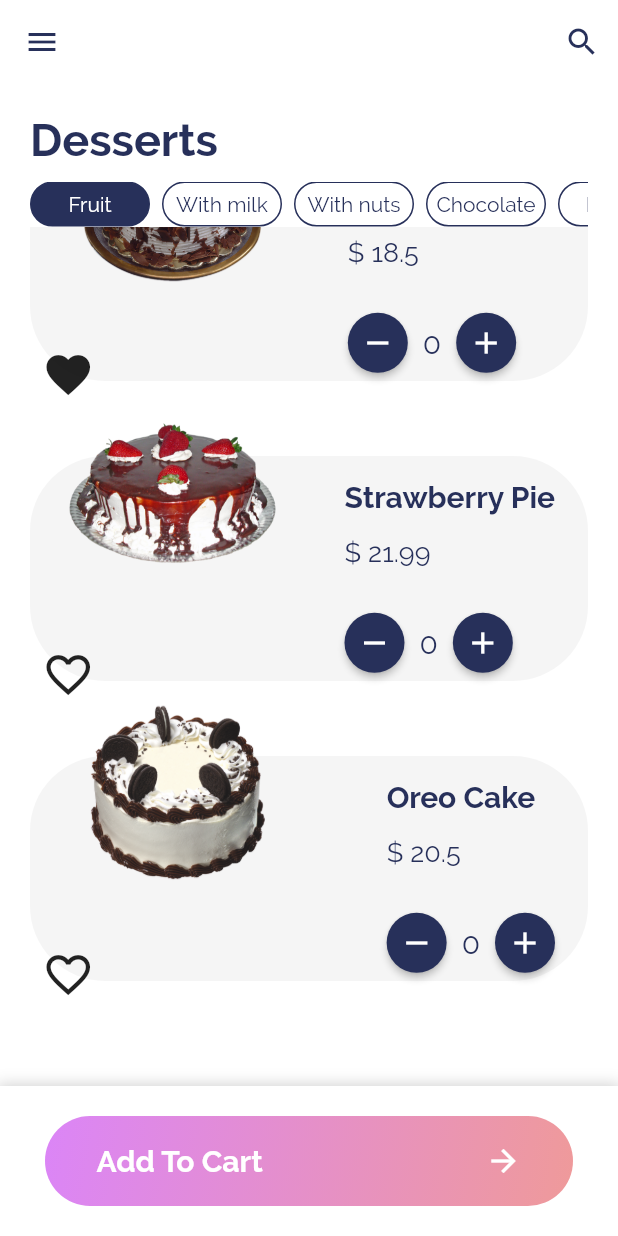
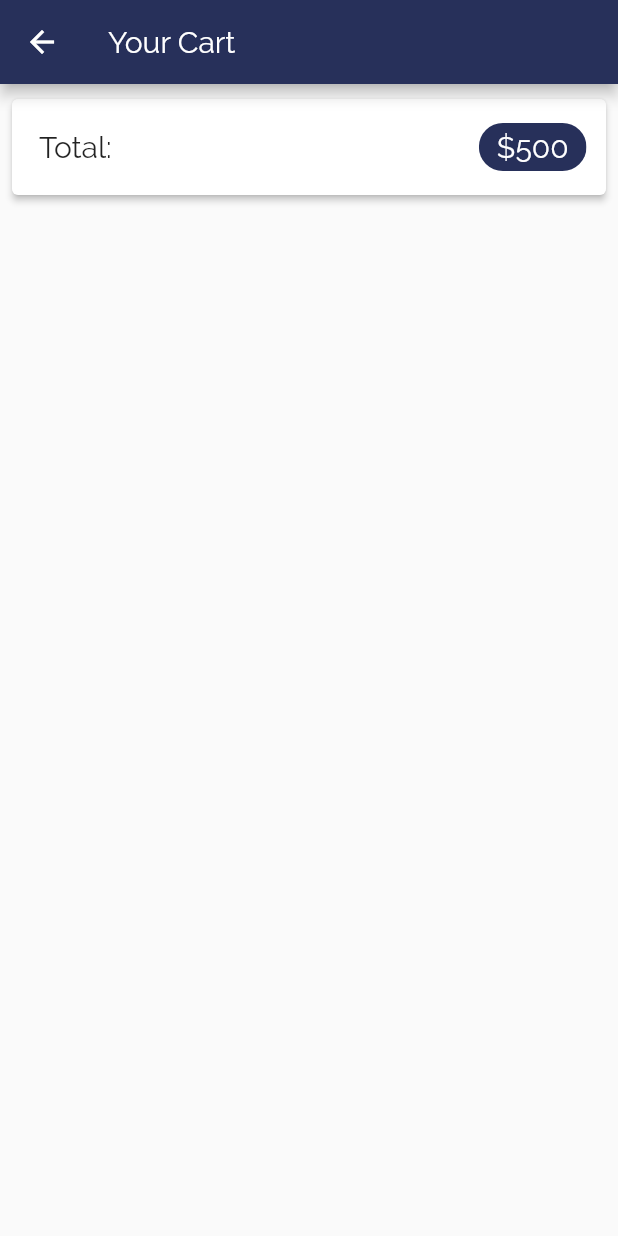
Before and after one commit to AlaaElsweedy/DessertsApp, a Flutter app: the screen it shows after launch, scrolled down 327 dp, after a tap on the "favorite outline" icon, after a tap on "Add To Cart", on a phone screen of 412 x 824 dp. Run offline on Flutter 3.47's test engine with Material 2 defaults, Android fonts, the phone set to English and light mode, and no system bars.

Commit message:
add drawer and favourite widget

```diff
--- a/lib/main.dart
+++ b/lib/main.dart
@@ -1,8 +1,11 @@
+import 'package:desserts_app/providers/cart_provider.dart';
 import 'package:desserts_app/providers/categories_provider.dart';
 import 'package:desserts_app/providers/product_provider.dart';
+import 'package:desserts_app/screens/cart_screen.dart';
 import 'package:desserts_app/screens/detail_screen.dart';
 import 'package:desserts_app/screens/home_screen.dart';
 import 'package:desserts_app/widgets/category_detail.dart';
+import 'package:desserts_app/widgets/favourits_widget.dart';
 import 'package:flutter/material.dart';
 import 'package:provider/provider.dart';
 
@@ -21,6 +24,9 @@ class MyApp extends StatelessWidget {
         ChangeNotifierProvider.value(
           value: CategoryList(),
         ),
+        ChangeNotifierProvider.value(
+          value: Cart(),
+        ),
       ],
       child: MaterialApp(
         debugShowCheckedModeBanner: false,
@@ -29,6 +35,8 @@ class MyApp extends StatelessWidget {
         routes: {
           DetailScreen.routeName: (context) => DetailScreen(),
           CategoryDetail.routeName: (context) => CategoryDetail(),
+          FavouritesWidget.routeName: (context) => FavouritesWidget(),
+          CartScreen.routeName: (context) => CartScreen(),
         },
       ),
     );
--- a/lib/providers/product_provider.dart
+++ b/lib/providers/product_provider.dart
@@ -102,4 +102,8 @@ class ListProduct with ChangeNotifier {
   Product findById(String id) {
     return _products.firstWhere((element) => element.id == id);
   }
+
+  List<Product> get showFavoritesOnly {
+    return _products.where((element) => element.isFavorite).toList();
+  }
 }
--- /dev/null
+++ b/lib/screens/cart_screen.dart
@@ -0,0 +1,53 @@
+import 'package:desserts_app/data.dart';
+import 'package:desserts_app/providers/cart_provider.dart';
+import 'package:flutter/material.dart';
+import 'package:provider/provider.dart';
+
+class CartScreen extends StatelessWidget {
+  static String routeName = '/cart_screen';
+
+  @override
+  Widget build(BuildContext context) {
+    final cart = Provider.of<Cart>(context);
+    return Scaffold(
+      appBar: AppBar(
+        title: const Text('Your Cart'),
+        backgroundColor: primaryColor,
+      ),
+      body: Column(
+        children: <Widget>[
+          Card(
+            margin: EdgeInsets.symmetric(horizontal: 8, vertical: 10),
+            elevation: 2,
+            child: Padding(
+              padding: const EdgeInsets.all(8.0),
+              child: Row(
+                mainAxisAlignment: MainAxisAlignment.spaceBetween,
+                children: <Widget>[
+                  Padding(
+                    padding: const EdgeInsets.only(left: 10),
+                    child: const Text(
+                      'Total:',
+                      style: TextStyle(fontSize: 20),
+                    ),
+                  ),
+                  Padding(
+                    padding: const EdgeInsets.only(right: 5),
+                    child: Chip(
+                      labelStyle: TextStyle(color: Colors.white),
+                      backgroundColor: primaryColor,
+                      label: Text(
+                        '\$${500}',
+                        style: TextStyle(fontSize: 20),
+                      ),
+                    ),
+                  )
+                ],
+              ),
+            ),
+          ),
+        ],
+      ),
+    );
+  }
+}
--- a/lib/screens/home_screen.dart
+++ b/lib/screens/home_screen.dart
@@ -3,6 +3,7 @@ import 'package:desserts_app/providers/categories_provider.dart';
 import 'package:desserts_app/providers/product_provider.dart';
 import 'package:desserts_app/widgets/home_bottom_section_widget.dart';
 import 'package:desserts_app/widgets/home_header_widget.dart';
+import 'package:desserts_app/widgets/main_widget.dart';
 import 'package:desserts_app/widgets/product_widget.dart';
 import 'package:flutter/material.dart';
 import 'package:provider/provider.dart';
@@ -14,16 +15,13 @@ class HomePage extends StatelessWidget {
 
     return Scaffold(
       backgroundColor: Colors.white,
+      drawer: MainWidget(),
       appBar: AppBar(
+        iconTheme: IconThemeData(
+          color: primaryColor,
+        ),
         backgroundColor: Colors.white,
         elevation: 0,
-        leading: IconButton(
-          icon: Icon(
-            Icons.menu,
-            color: primaryColor,
-          ),
-          onPressed: () {},
-        ),
         actions: [
           IconButton(
             icon: Icon(
--- a/lib/widgets/category_detail.dart
+++ b/lib/widgets/category_detail.dart
@@ -10,7 +10,8 @@ class CategoryDetail extends StatelessWidget {
   @override
   Widget build(BuildContext context) {
     final routeId = ModalRoute.of(context).settings.arguments as String;
-    final category = Provider.of<CategoryList>(context).findById(routeId);
+    final category =
+        Provider.of<CategoryList>(context, listen: false).findById(routeId);
     final product = ListProduct()
         .products
         .where((product) => product.categoryIds.contains(category.id))
--- a/lib/widgets/home_bottom_section_widget.dart
+++ b/lib/widgets/home_bottom_section_widget.dart
@@ -1,12 +1,12 @@
 import 'package:desserts_app/custom_button.dart';
 import 'package:desserts_app/data.dart';
+import 'package:desserts_app/screens/cart_screen.dart';
 import 'package:flutter/material.dart';
 
 class HomeBottomSectionWidget extends StatelessWidget {
   @override
   Widget build(BuildContext context) {
     const double _bottomSectionHeight = 100.0;
-
     return Positioned(
       bottom: 0,
       left: 0,
@@ -56,7 +56,9 @@ class HomeBottomSectionWidget extends StatelessWidget {
                 end: Alignment.bottomRight,
                 colors: [secondaryColor, Colors.red[200]],
               ),
-              onPressed: () {},
+              onPressed: () {
+                Navigator.of(context).pushNamed(CartScreen.routeName);
+              },
             ),
           ),
         ],
--- a/lib/widgets/product_widget.dart
+++ b/lib/widgets/product_widget.dart
@@ -17,22 +17,22 @@ class ProductWidget extends StatelessWidget {
         color: Color.fromRGBO(245, 245, 245, 1),
         borderRadius: BorderRadius.circular(50),
       ),
-      child: Column(
+      child: Row(
+        mainAxisAlignment: MainAxisAlignment.spaceBetween,
         children: [
-          Row(
-            mainAxisAlignment: MainAxisAlignment.spaceBetween,
+          Column(
             children: [
               Container(
                 color: Colors.transparent,
                 height: 120,
                 width: 140,
-                child: Transform.translate(
-                  offset: Offset(25, -35),
                 child: GestureDetector(
                   onTap: () => Navigator.of(context).pushNamed(
                     DetailScreen.routeName,
                     arguments: item.id,
                   ),
+                  child: Transform.translate(
+                    offset: Offset(25, -35),
                     child: Hero(
                       tag: item.title,
                       child: Image.asset(
@@ -43,12 +43,29 @@ class ProductWidget extends StatelessWidget {
                   ),
                 ),
               ),
-              Column(
+              Expanded(
+                child: Transform.translate(
+                  offset: Offset(-25, 0),
+                  child: IconButton(
+                    icon: Icon(
+                      item.isFavorite ? Icons.favorite : Icons.favorite_border,
+                      size: 35,
+                    ),
+                    onPressed: () {
+                      item.toggleFavoriteStatus();
+                    },
+                  ),
+                ),
+              ),
+            ],
+          ),
+          Padding(
+            padding: const EdgeInsets.symmetric(vertical: 15),
+            child: Column(
+              mainAxisAlignment: MainAxisAlignment.spaceBetween,
               crossAxisAlignment: CrossAxisAlignment.start,
               children: [
-                  Padding(
-                    padding: const EdgeInsets.only(top: 10.0),
-                    child: Text(
+                Text(
                   item.title,
                   softWrap: true,
                   style: TextStyle(
@@ -57,8 +74,6 @@ class ProductWidget extends StatelessWidget {
                     fontWeight: FontWeight.bold,
                   ),
                 ),
-                  ),
-                  const SizedBox(height: 15),
                 Text(
                   '\$ ${item.price}',
                   style: TextStyle(
@@ -67,9 +82,7 @@ class ProductWidget extends StatelessWidget {
                     fontWeight: FontWeight.w400,
                   ),
                 ),
-                  Transform.translate(
-                    offset: Offset(0, 30),
-                    child: Row(
+                Row(
                   children: [
                     buildRaisedButton(
                       icon: Icon(
@@ -100,27 +113,6 @@ class ProductWidget extends StatelessWidget {
                     ),
                   ],
                 ),
-                  ),
-                ],
-              ),
-            ],
-          ),
-          Expanded(
-            child: Row(
-              mainAxisAlignment: MainAxisAlignment.spaceBetween,
-              children: [
-                IconButton(
-                  icon: Icon(
-                    item.isFavorite ? Icons.favorite : Icons.favorite_border,
-                    size: 35,
-                  ),
-                  onPressed: () {
-                    item.toggleFavoriteStatus();
-                  },
-                ),
-                Row(
-                  children: [],
-                ),
               ],
             ),
           ),
@@ -133,6 +125,7 @@ class ProductWidget extends StatelessWidget {
     return SizedBox(
       height: 40,
       width: 40,
+      // ignore: deprecated_member_use
       child: RaisedButton(
         color: primaryColor,
         padding: EdgeInsets.all(8),
```
Also changed, not shown: lib/providers/cart_provider.dart (added, +13 -0 lines), lib/widgets/favourits_widget.dart (added, +53 -0 lines), lib/widgets/main_widget.dart (added, +27 -0 lines). Lines whose indentation alone changed are shown as unchanged.
